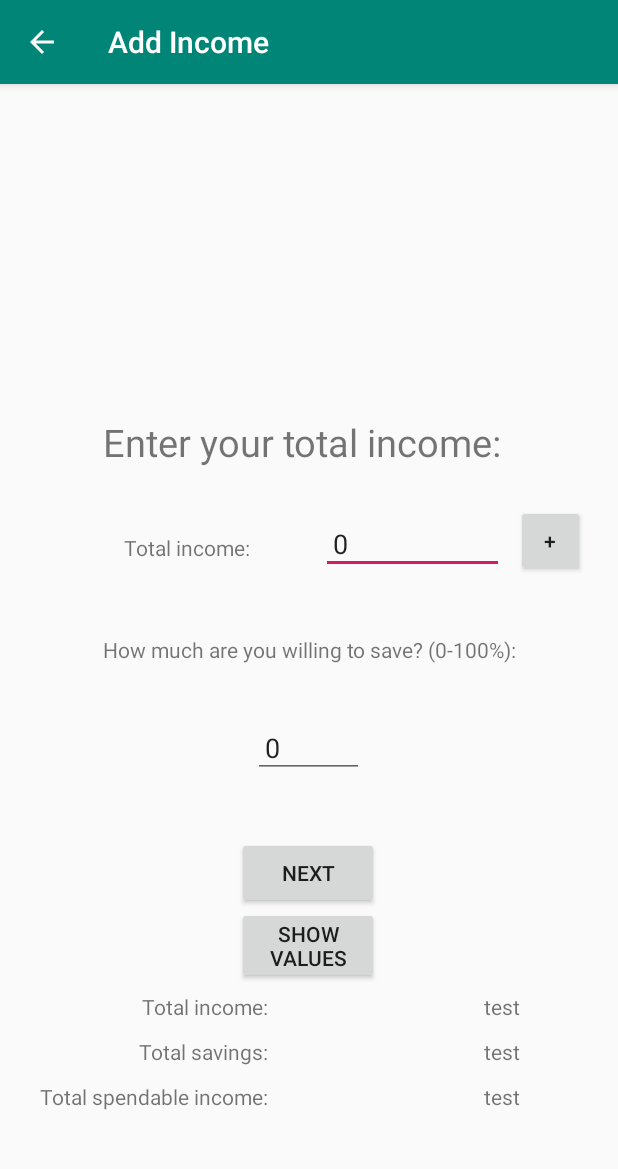
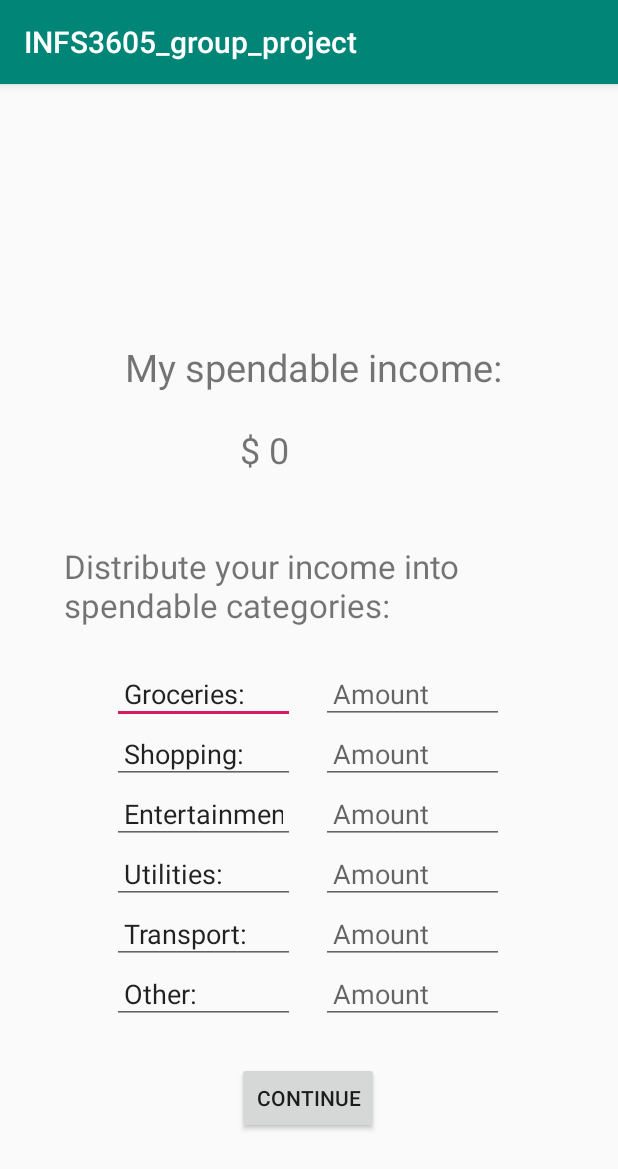
Before and after one commit to Franklin-he/INFS3605-group-project, an Android app: the screen it shows after launch (AddIncomeActivity before the commit, AddSpendingActivity after it), after a tap on "NEXT", on a phone screen of 412 x 824 dp. Shown: the top 1169 px of the screen. Run offline under Robolectric (Android 15) with nearby library versions, the phone set to English and light mode, and no system bars.

Commit message:
features updated for week7 demo

```diff
--- a/app/src/main/java/com/example/infs3605_group_project/activities/AddIncomeActivity.java
+++ b/app/src/main/java/com/example/infs3605_group_project/activities/AddIncomeActivity.java
@@ -44,16 +44,16 @@ public class AddIncomeActivity extends AppCompatActivity {
         editTotalIncome = findViewById(R.id.income_amount);
         editSavingsRate = findViewById(R.id.income_saving);
 
-        total_income = findViewById(R.id.total_income);
-        total_savings = findViewById(R.id.total_savings);
-        total_spendable = findViewById(R.id.total_spendable);
+        //total_income = findViewById(R.id.total_income);
+        //total_savings = findViewById(R.id.total_savings);
+        //total_spendable = findViewById(R.id.total_spendable);
 
         SharedPreferences sharedPreferences = getSharedPreferences("incomes", MODE_PRIVATE);
         Long t_income = sharedPreferences.getLong("total_income", 0);
         Long savings_rate = sharedPreferences.getLong("savings_rate", 0);
 
-        editTotalIncome.setText(t_income.toString());
-        editSavingsRate.setText(savings_rate.toString());
+        //editTotalIncome.setText(t_income.toString());
+        //editSavingsRate.setText(savings_rate.toString());
 
         //incomeRepository = new IncomeRepository(getApplication());
         //getSupportActionBar().setHomeAsUpIndicator(R.drawable.ic_close);
@@ -65,10 +65,16 @@ public class AddIncomeActivity extends AppCompatActivity {
             @Override
             public void onClick(View v) {
                 saveIncome();
+                SharedPreferences sharedPreferences = getSharedPreferences("incomes", MODE_PRIVATE);
+                Long t_spendable = sharedPreferences.getLong("total_spendables", 0);
+                Intent intent = new Intent(AddIncomeActivity.this, AddSpendingActivity.class);
+                intent.putExtra("total_spendable", t_spendable);
+                AddIncomeActivity.this.startActivity(intent);
             }
 
         });
 
+        /*
         Button show_income = findViewById(R.id.income_show);
         //show values
         show_income.setOnClickListener(new View.OnClickListener() {
@@ -84,7 +90,7 @@ public class AddIncomeActivity extends AppCompatActivity {
                 total_spendable.setText(t_spendable.toString());
             }
 
-        });
+        });*/
 
 
     }
--- /dev/null
+++ b/app/src/main/java/com/example/infs3605_group_project/activities/AddSpendingActivity.java
@@ -0,0 +1,37 @@
+package com.example.infs3605_group_project.activities;
+
+import android.content.Intent;
+import android.content.SharedPreferences;
+import android.os.Bundle;
+import android.view.View;
+import android.widget.Button;
+import android.widget.TextView;
+
+import androidx.annotation.Nullable;
+import androidx.appcompat.app.AppCompatActivity;
+
+import com.example.infs3605_group_project.R;
+
+public class AddSpendingActivity extends AppCompatActivity {
+
+    @Override
+    protected void onCreate(@Nullable Bundle savedInstanceState) {
+        super.onCreate(savedInstanceState);
+        setContentView(R.layout.activity_spending);
+        TextView t_spendable = findViewById(R.id.total_spendable2);
+
+        Intent intent = getIntent();
+        Long total_spendable = intent.getLongExtra("total_spendable", 0);
+        t_spendable.setText("$ " + total_spendable);
+
+        Button spending_next = findViewById(R.id.spending_next);
+        spending_next.setOnClickListener(new View.OnClickListener() {
+            @Override
+            public void onClick(View v) {
+                Intent intent = new Intent(AddSpendingActivity.this, ShowRecommendInvestment.class);
+                AddSpendingActivity.this.startActivity(intent);
+            }
+        });
+    }
+
+}
--- a/app/src/main/res/layout/activity_income.xml
+++ b/app/src/main/res/layout/activity_income.xml
@@ -93,7 +93,7 @@
         android:layout_weight="1"
         android:padding="8dp"
         android:text="Next" />
-
+<!--
     <Button
         android:id="@+id/income_show"
         android:layout_width="wrap_content"
@@ -166,7 +166,7 @@
         android:layout_alignParentBottom="true"
         android:layout_marginEnd="65dp"
         android:layout_marginBottom="83dp"
-        android:text="test"/>
+        android:text="test"/>-->
 
 
 </RelativeLayout>
--- /dev/null
+++ b/app/src/main/res/layout/activity_spending.xml
@@ -0,0 +1,214 @@
+<?xml version="1.0" encoding="utf-8"?>
+<RelativeLayout xmlns:android="http://schemas.android.com/apk/res/android"
+    xmlns:app="http://schemas.android.com/apk/res-auto"
+    xmlns:tools="http://schemas.android.com/tools"
+    android:layout_width="match_parent"
+    android:layout_height="match_parent"
+    tools:context=".activities.Spending">
+
+    <TextView
+        android:id="@+id/textView2"
+        android:layout_width="wrap_content"
+        android:layout_height="wrap_content"
+        android:layout_alignParentEnd="true"
+        android:layout_alignParentBottom="true"
+        android:layout_marginEnd="71dp"
+        android:layout_marginBottom="562dp"
+        android:text="My spendable income: "
+        android:textSize="25dp" />
+
+    <TextView
+        android:id="@+id/total_spendable2"
+        android:layout_width="122dp"
+        android:layout_height="wrap_content"
+        android:layout_alignParentEnd="true"
+        android:layout_alignParentBottom="true"
+        android:layout_marginEnd="138dp"
+        android:layout_marginBottom="500dp"
+        android:ems="10"
+        android:padding="8dp"
+        android:textSize="24dp"/>
+
+    <TextView
+        android:id="@+id/textView_spending"
+        android:layout_width="350dp"
+        android:layout_height="wrap_content"
+        android:layout_alignParentEnd="true"
+        android:layout_alignParentBottom="true"
+        android:layout_marginEnd="19dp"
+        android:layout_marginBottom="406dp"
+        android:text="Distribute your income into spendable categories: "
+        android:textSize="22dp" />
+
+    <EditText
+        android:id="@+id/groceries"
+        android:layout_width="122dp"
+        android:layout_height="wrap_content"
+        android:layout_alignParentEnd="true"
+        android:layout_alignParentBottom="true"
+        android:layout_marginEnd="215dp"
+        android:layout_marginBottom="341dp"
+        android:ems="10"
+        android:text="Groceries: "
+        android:inputType="text"
+        android:padding="8dp" />
+
+    <EditText
+        android:id="@+id/groceries_amount"
+        android:layout_width="122dp"
+        android:layout_height="wrap_content"
+        android:layout_alignParentEnd="true"
+        android:layout_alignParentBottom="true"
+        android:layout_marginEnd="76dp"
+        android:layout_marginBottom="341dp"
+        android:ems="10"
+        android:hint="Amount"
+        android:inputType="number"
+        android:padding="8dp" />
+
+    <EditText
+        android:id="@+id/shopping"
+        android:layout_width="122dp"
+        android:layout_height="wrap_content"
+        android:layout_alignParentEnd="true"
+        android:layout_alignParentBottom="true"
+        android:layout_marginEnd="215dp"
+        android:layout_marginBottom="301dp"
+        android:ems="10"
+        android:text="Shopping: "
+        android:inputType="text"
+        android:padding="8dp" />
+
+    <EditText
+        android:id="@+id/shopping_amount"
+        android:layout_width="122dp"
+        android:layout_height="wrap_content"
+        android:layout_alignParentEnd="true"
+        android:layout_alignParentBottom="true"
+        android:layout_marginEnd="76dp"
+        android:layout_marginBottom="301dp"
+        android:ems="10"
+        android:hint="Amount"
+        android:inputType="number"
+        android:padding="8dp" />
+
+    <EditText
+        android:id="@+id/entertainment"
+        android:layout_width="122dp"
+        android:layout_height="wrap_content"
+        android:layout_alignParentEnd="true"
+        android:layout_alignParentBottom="true"
+        android:layout_marginEnd="215dp"
+        android:layout_marginBottom="261dp"
+        android:ems="10"
+        android:text="Entertainment: "
+        android:inputType="text"
+        android:padding="8dp" />
+
+    <EditText
+        android:id="@+id/entertainment_amount"
+        android:layout_width="122dp"
+        android:layout_height="wrap_content"
+        android:layout_alignParentEnd="true"
+        android:layout_alignParentBottom="true"
+        android:layout_marginEnd="76dp"
+        android:layout_marginBottom="261dp"
+        android:ems="10"
+        android:hint="Amount"
+        android:inputType="number"
+        android:padding="8dp" />
+
+    <EditText
+        android:id="@+id/utilities"
+        android:layout_width="122dp"
+        android:layout_height="wrap_content"
+        android:layout_alignParentEnd="true"
+        android:layout_alignParentBottom="true"
+        android:layout_marginEnd="215dp"
+        android:layout_marginBottom="221dp"
+        android:ems="10"
+        android:text="Utilities: "
+        android:inputType="text"
+        android:padding="8dp" />
+
+    <EditText
+        android:id="@+id/utilities_amount"
+        android:layout_width="122dp"
+        android:layout_height="wrap_content"
+        android:layout_alignParentEnd="true"
+        android:layout_alignParentBottom="true"
+        android:layout_marginEnd="76dp"
+        android:layout_marginBottom="221dp"
+        android:ems="10"
+        android:hint="Amount"
+        android:inputType="number"
+        android:padding="8dp" />
+
+    <EditText
+        android:id="@+id/transport"
+        android:layout_width="122dp"
+        android:layout_height="wrap_content"
+        android:layout_alignParentEnd="true"
+        android:layout_alignParentBottom="true"
+        android:layout_marginEnd="215dp"
+        android:layout_marginBottom="181dp"
+        android:ems="10"
+        android:text="Transport: "
+        android:inputType="text"
+        android:padding="8dp" />
+
+    <EditText
+        android:id="@+id/transport_amount"
+        android:layout_width="122dp"
+        android:layout_height="wrap_content"
+        android:layout_alignParentEnd="true"
+        android:layout_alignParentBottom="true"
+        android:layout_marginEnd="76dp"
+        android:layout_marginBottom="181dp"
+        android:ems="10"
+        android:hint="Amount"
+        android:inputType="number"
+        android:padding="8dp" />
+
+    <EditText
+        android:id="@+id/other"
+        android:layout_width="122dp"
+        android:layout_height="wrap_content"
+        android:layout_alignParentEnd="true"
+        android:layout_alignParentBottom="true"
+        android:layout_marginEnd="215dp"
+        android:layout_marginBottom="141dp"
+        android:ems="10"
+        android:text="Other: "
+        android:inputType="text"
+        android:padding="8dp" />
+
+    <EditText
+        android:id="@+id/other_amount"
+        android:layout_width="122dp"
+        android:layout_height="wrap_content"
+        android:layout_alignParentEnd="true"
+        android:layout_alignParentBottom="true"
+        android:layout_marginEnd="76dp"
+        android:layout_marginBottom="141dp"
+        android:ems="10"
+        android:hint="Amount"
+        android:inputType="number"
+        android:padding="8dp" />
+
+
+    <Button
+        android:id="@+id/spending_next"
+        android:layout_width="wrap_content"
+        android:layout_height="wrap_content"
+        android:layout_alignParentStart="true"
+        android:layout_alignParentEnd="true"
+        android:layout_alignParentBottom="true"
+        android:layout_marginStart="158dp"
+        android:layout_marginEnd="159dp"
+        android:layout_marginBottom="68dp"
+        android:layout_weight="1"
+        android:padding="8dp"
+        android:text="Continue" />
+
+</RelativeLayout>
```
Also changed, not shown: app/src/main/AndroidManifest.xml (+4 -4 lines), app/src/main/java/com/example/infs3605_group_project/activities/ShowRecommendInvestment.java (added, +26 -0 lines), app/src/main/res/layout/activity_recommend.xml (added, +56 -0 lines), app/src/main/res/layout/activity_recommend_1_1.xml (added, +90 -0 lines).
